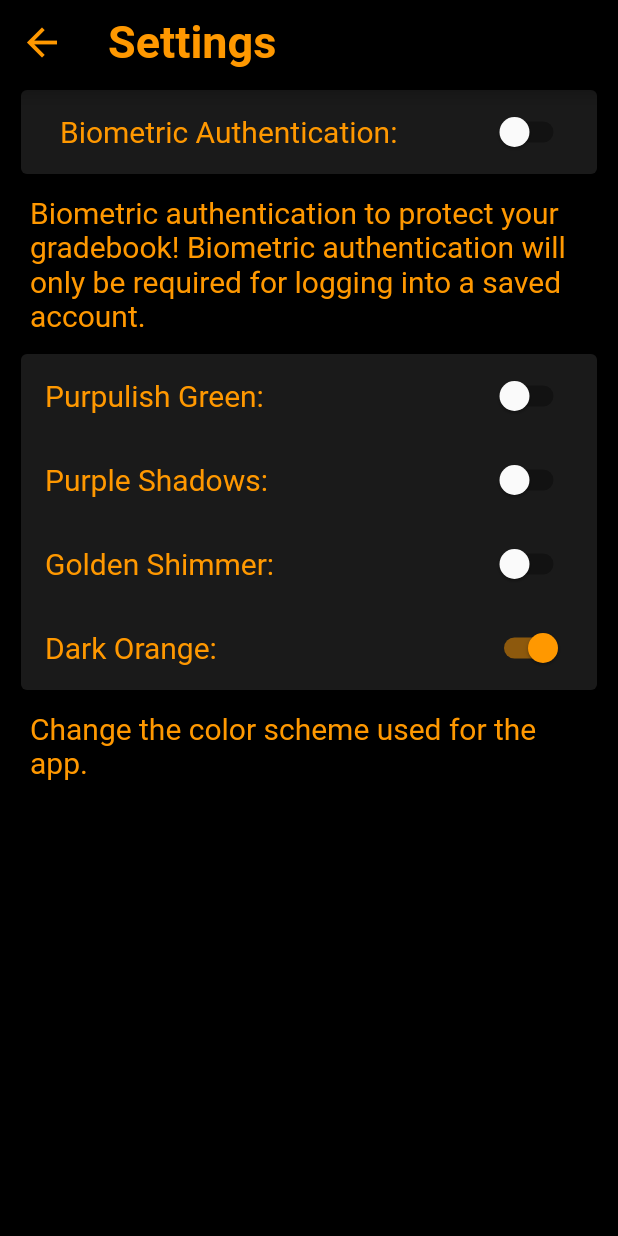
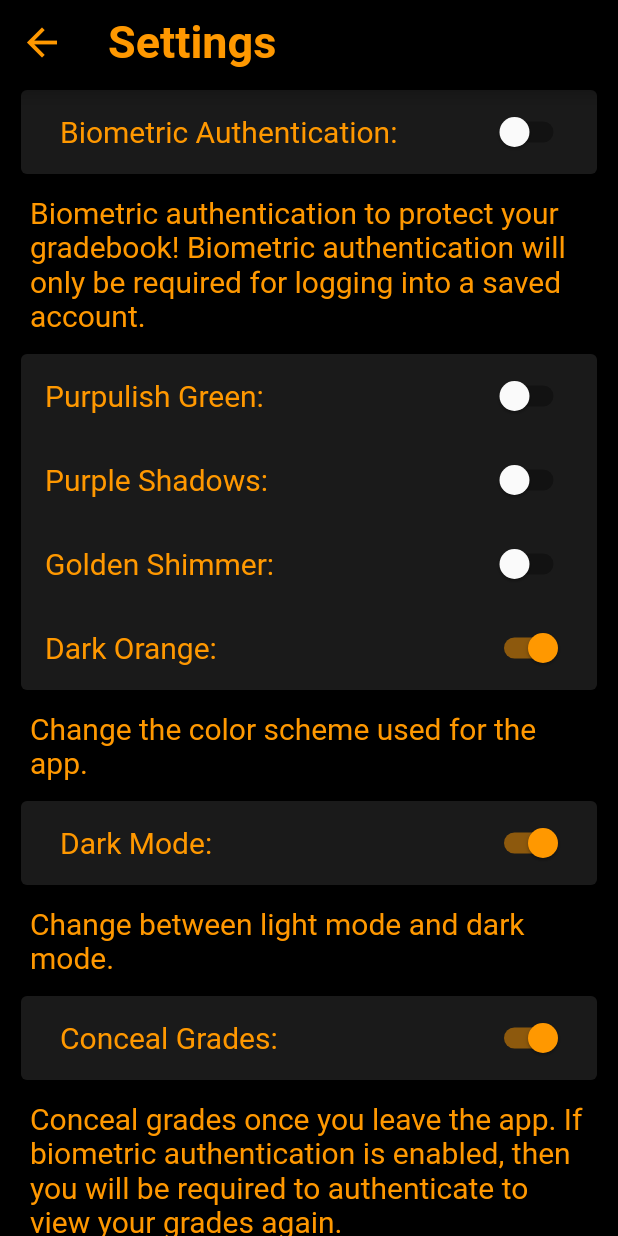
Before and after one commit to ClearHall/SkyMobile, a Flutter app: the SettingsViewer screen opened by its route, on a phone screen of 412 x 824 dp. Run offline on Flutter 3.47's test engine with Material 2 defaults, Android fonts, the phone set to English and light mode, and no system bars; our stand-ins replace get_it, local_auth; missing offline and left inert: skyscrapeapi.

```diff
--- a/lib/GPACalculator/schoolYear.dart
+++ b/lib/GPACalculator/schoolYear.dart
@@ -245,7 +245,7 @@ class _GPACalculatorSchoolYearState extends State<GPACalculatorSchoolYear> {
                   termIdentifiersCountingTowardGPA.contains(term)
                       ? Icons.check_box
                       : Icons.check_box_outline_blank,
-                  color: Colors.white),
+                  color: themeManager.getColor(null)),
               onPressed: () {
                 setState(() {
                   if (termIdentifiersCountingTowardGPA.contains(term)) {
@@ -345,7 +345,7 @@ class _GPACalculatorSchoolYearState extends State<GPACalculatorSchoolYear> {
                           historyGrades[i].isEnabled
                               ? Icons.check_box
                               : Icons.check_box_outline_blank,
-                          color: Colors.white),
+                          color: themeManager.getColor(null)),
                       onPressed: () {
                         if (_checkIfShouldBeDisabled())
                           setState(() {
@@ -361,7 +361,7 @@ class _GPACalculatorSchoolYearState extends State<GPACalculatorSchoolYear> {
                       },
                     ),
                     IconButton(
-                      icon: Icon(Icons.play_circle_filled, color: Colors.white),
+                      icon: Icon(Icons.play_circle_filled, color: themeManager.getColor(null)),
                       onPressed: () {
                         Navigator.pushNamed(context, '/gpacalculatorclasses',
                             arguments: historyGrades[i]);
--- a/lib/HelperUtilities/globalVariables.dart
+++ b/lib/HelperUtilities/globalVariables.dart
@@ -14,7 +14,9 @@ ThemeManager themeManager = ThemeManager();
 
 Map<String, dynamic> settings = Map.fromIterables([
   'Biometric Authentication',
-  'Theme'
+  'Theme',
+  'Dark Mode',
+  'Conceal Grades'
 ], [
   Map.fromIterables([
     'description',
@@ -29,7 +31,21 @@ Map<String, dynamic> settings = Map.fromIterables([
   ], [
     'Change the color scheme used for the app.',
     Map.fromIterables(ThemeManager.colorNameToThemes.values, List.generate(ThemeManager.colorNameToThemes.length, (i){ return false; }))
-  ])
+  ]),
+  Map.fromIterables([
+    'description',
+    'option'
+  ], [
+    'Change between light mode and dark mode.',
+    true
+  ]),
+  Map.fromIterables([
+    'description',
+    'option'
+  ], [
+    'Conceal grades once you leave the app. If biometric authentication is enabled, then you will be required to authenticate to view your grades again.',
+    true
+  ]),
 ]);
 
 List<String> termIdentifiersCountingTowardGPA = ['S1', 'S2'];
--- a/lib/Navigation/assignmentInfoViewer.dart
+++ b/lib/Navigation/assignmentInfoViewer.dart
@@ -57,7 +57,7 @@ class _AssignmentInfoViewerState extends State<AssignmentInfoViewer> {
                   fontWeight: FontWeight.w700)),
         ),
       ),
-      backgroundColor: Colors.black,
+      backgroundColor: themeManager.getColor(TypeOfWidget.background),
       body: Center(
         child: ListView(
           padding: EdgeInsets.all(10),
--- a/lib/Navigation/assignmentsViewer.dart
+++ b/lib/Navigation/assignmentsViewer.dart
@@ -104,7 +104,7 @@ class _AssignmentsViewerState extends State<AssignmentsViewer> {
                                       ? themeManager.getColor(TypeOfWidget.text)
                                       : themeManager
                                           .getColor(TypeOfWidget.button)
-                                  : Colors.white,
+                                  : themeManager.getColor(null),
                               fontSize: isBoxCatHeader ? 20 : 15),
                           textAlign: TextAlign.start,
                         ),
@@ -168,7 +168,7 @@ class _AssignmentsViewerState extends State<AssignmentsViewer> {
                   fontWeight: FontWeight.w700)),
         ),
       ),
-      backgroundColor: Colors.black,
+      backgroundColor: themeManager.getColor(TypeOfWidget.background),
       body: Center(
         child: ListView(
           padding: EdgeInsets.all(10),
--- a/lib/Settings/settings_viewer.dart
+++ b/lib/Settings/settings_viewer.dart
@@ -41,6 +41,15 @@ class _SettingsViewerState extends State<SettingsViewer> {
               run: _saveData,
               requiresBiometricsToDisable: k == 'Biometric Authentication',
               runIfBiometricsFailed: (e) {
+            if (e is PlatformException) {
+              if (e.code == 'LockedOut') {
+                showDialog(
+                    context: context,
+                    builder: (bc) => HuntyDialog(
+                        title: 'Authentication Error',
+                        description: e.message,
+                        buttonText: 'Ok'));
+              } else {
                 showDialog(
                     context: context,
                     builder: (bc) => HuntyDialog(
@@ -51,6 +60,8 @@ class _SettingsViewerState extends State<SettingsViewer> {
                 setState(() {
                   settings['Biometric Authentication']['option'] = false;
                 });
+              }
+            }
           }),
         );
     }
@@ -70,7 +81,7 @@ class _SettingsViewerState extends State<SettingsViewer> {
                     fontWeight: FontWeight.w700)),
           ),
         ),
-        backgroundColor: Colors.black,
+        backgroundColor: themeManager.getColor(TypeOfWidget.background),
         body: Center(
           child: ListView(
             children: settingsWidgets,
--- a/lib/Settings/themeColorManager.dart
+++ b/lib/Settings/themeColorManager.dart
@@ -1,8 +1,7 @@
 import 'package:flutter/material.dart';
+import 'package:skymobile/HelperUtilities/globalVariables.dart';
 
 class ThemeManager{
-  static bool isDarkTheme = true;
-
   static List<ColorTheme> defaultThemes = [ColorTheme(Colors.green, Colors.purple), ColorTheme(Colors.lightBlue, Colors.deepPurple), ColorTheme(Colors.yellow, Colors.blue), ColorTheme(Colors.orange, Colors.blue)];
   static Map<ColorTheme, String> colorNameToThemes = Map.fromIterables(defaultThemes, ['Purpulish Green', 'Purple Shadows', 'Golden Shimmer', 'Dark Orange']);
   ColorTheme currentTheme = defaultThemes[3]; //ColorTheme(Colors.orange, Colors.blue);
@@ -15,15 +14,15 @@ class ThemeManager{
   Color getColor(TypeOfWidget x){
     switch(x){
       case TypeOfWidget.background:
-        return isDarkTheme ? Colors.black : Colors.white;
+        return settings['Dark Mode']['option'] ? Colors.black : Colors.white;
       case TypeOfWidget.subBackground:
-        return isDarkTheme ? Colors.white10 : Colors.black12;
+        return settings['Dark Mode']['option'] ? Colors.white10 : Colors.white;
       case TypeOfWidget.text:
         return currentTheme.primary;
       case TypeOfWidget.button:
         return currentTheme.secondary;
       default:
-        return Colors.white;
+        return settings['Dark Mode']['option'] ? Colors.white : Colors.black;
     }
   }
 }
```
Also changed, not shown: lib/Navigation/termGradeViewer.dart (+65 -12 lines), lib/main.dart (+70 -43 lines). Lines whose indentation alone changed are shown as unchanged.
